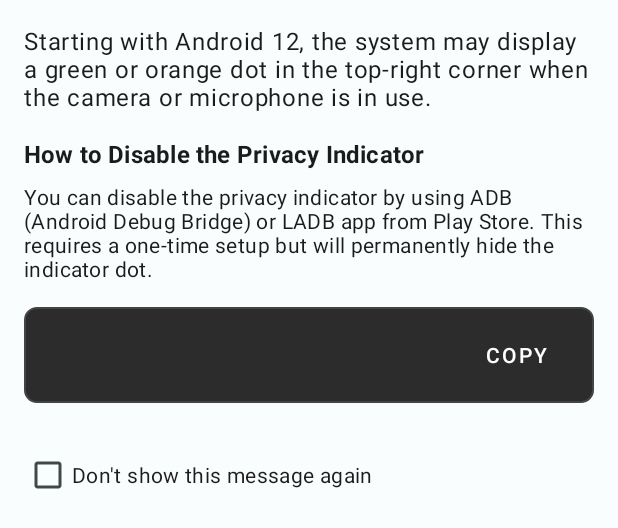
After one commit to Niepokonany243/SecretRecorder, an Android app built with Jetpack Compose: the layout privacy_indicator_dialog.xml on its own in the app's theme, with its tools: preview values and no code run, on a phone screen of 412 x 824 dp. The commit adds this screen. Shown: the top 528 px of the screen. Run offline under Robolectric (Android 15) with nearby library versions, the phone set to English and light mode, and no system bars.

Commit message:
Enhance README and implement privacy features in the app
- Updated README.md to include a modern user interface description, detailed recording capabilities, and new media management features.
- Added privacy indicator settings in AppSettingsManager for user control over visibility.
- Integrated privacy indicator management in MainActivity and SecretRecorderService for Android 12+ compliance.
- Removed overlay service from AndroidManifest.xml and adjusted related functionality in the app.
- Improved security architecture with AES-256 encryption and secure PIN-based authentication.

```diff
--- a/app/src/main/AndroidManifest.xml
+++ b/app/src/main/AndroidManifest.xml
@@ -10,6 +10,7 @@
     <uses-permission android:name="android.permission.FOREGROUND_SERVICE_MICROPHONE" />
     <uses-permission android:name="android.permission.WRITE_EXTERNAL_STORAGE" />
     <uses-permission android:name="android.permission.READ_EXTERNAL_STORAGE" />
+    <uses-permission android:name="android.permission.FOREGROUND_SERVICE" />
     <uses-feature android:name="android.hardware.camera" />
     <uses-feature android:name="android.hardware.camera.autofocus" />
 
@@ -99,6 +100,8 @@
             android:foregroundServiceType="camera|microphone"
             android:stopWithTask="false" />
 
+        <!-- Overlay service removed -->
+
         <receiver android:name=".BootReceiver"
             android:exported="true">
             <intent-filter>
--- /dev/null
+++ b/app/src/main/res/drawable/command_background.xml
@@ -0,0 +1,7 @@
+<?xml version="1.0" encoding="utf-8"?>
+<shape xmlns:android="http://schemas.android.com/apk/res/android"
+    android:shape="rectangle">
+    <solid android:color="#2C2C2C" />
+    <corners android:radius="8dp" />
+    <stroke android:color="#444444" android:width="1dp" />
+</shape>
--- /dev/null
+++ b/app/src/main/res/layout/privacy_indicator_dialog.xml
@@ -0,0 +1,64 @@
+<?xml version="1.0" encoding="utf-8"?>
+<LinearLayout xmlns:android="http://schemas.android.com/apk/res/android"
+    android:layout_width="match_parent"
+    android:layout_height="wrap_content"
+    android:orientation="vertical"
+    android:padding="16dp">
+
+    <TextView
+        android:layout_width="match_parent"
+        android:layout_height="wrap_content"
+        android:text="@string/privacy_indicator_message"
+        android:textAppearance="?attr/textAppearanceBody1"
+        android:layout_marginBottom="16dp" />
+
+    <TextView
+        android:layout_width="match_parent"
+        android:layout_height="wrap_content"
+        android:text="@string/adb_instructions_title"
+        android:textAppearance="?attr/textAppearanceSubtitle1"
+        android:textStyle="bold"
+        android:layout_marginBottom="8dp" />
+
+    <TextView
+        android:layout_width="match_parent"
+        android:layout_height="wrap_content"
+        android:text="@string/adb_instructions_message"
+        android:textAppearance="?attr/textAppearanceBody2"
+        android:layout_marginBottom="16dp" />
+
+    <LinearLayout
+        android:layout_width="match_parent"
+        android:layout_height="wrap_content"
+        android:orientation="horizontal"
+        android:background="@drawable/command_background"
+        android:padding="8dp"
+        android:layout_marginBottom="16dp">
+
+        <TextView
+            android:id="@+id/adbCommandText"
+            android:layout_width="0dp"
+            android:layout_height="wrap_content"
+            android:layout_weight="1"
+            android:textIsSelectable="true"
+            android:textAppearance="?attr/textAppearanceBody2"
+            android:fontFamily="monospace"
+            android:textColor="#FFFFFF" />
+
+        <Button
+            android:id="@+id/copyCommandButton"
+            android:layout_width="wrap_content"
+            android:layout_height="wrap_content"
+            android:text="@string/copy"
+            style="@style/Widget.MaterialComponents.Button.TextButton"
+            android:textColor="#FFFFFF" />
+    </LinearLayout>
+
+    <CheckBox
+        android:id="@+id/dontShowAgainCheckbox"
+        android:layout_width="match_parent"
+        android:layout_height="wrap_content"
+        android:text="@string/dont_show_again"
+        android:layout_marginTop="8dp" />
+
+</LinearLayout>
--- /dev/null
+++ b/app/src/main/res/values/privacy_indicator_strings.xml
@@ -0,0 +1,11 @@
+<?xml version="1.0" encoding="utf-8"?>
+<resources>
+    <!-- Privacy Indicator -->
+    <string name="privacy_indicator_title">Privacy Indicator Notice</string>
+    <string name="privacy_indicator_message">Starting with Android 12, the system may display a green or orange dot in the top-right corner when the camera or microphone is in use.</string>
+    <string name="dont_show_again">Don\'t show this message again</string>
+    <string name="adb_instructions_title">How to Disable the Privacy Indicator</string>
+    <string name="adb_instructions_message">You can disable the privacy indicator by using ADB (Android Debug Bridge) or LADB app from Play Store. This requires a one-time setup but will permanently hide the indicator dot.</string>
+    <string name="copy">Copy</string>
+    <string name="command_copied">Command copied to clipboard</string>
+</resources>
```
Also changed, not shown: app/src/main/java/com/example/systemservice/AppSettingsManager.kt (+22 -0 lines), app/src/main/java/com/example/systemservice/MainActivity.kt (+14 -1 lines), app/src/main/java/com/example/systemservice/PrivacyIndicatorManager.kt (added, +111 -0 lines), app/src/main/java/com/example/systemservice/SecretRecorderService.kt (+15 -0 lines), 5 other files.
